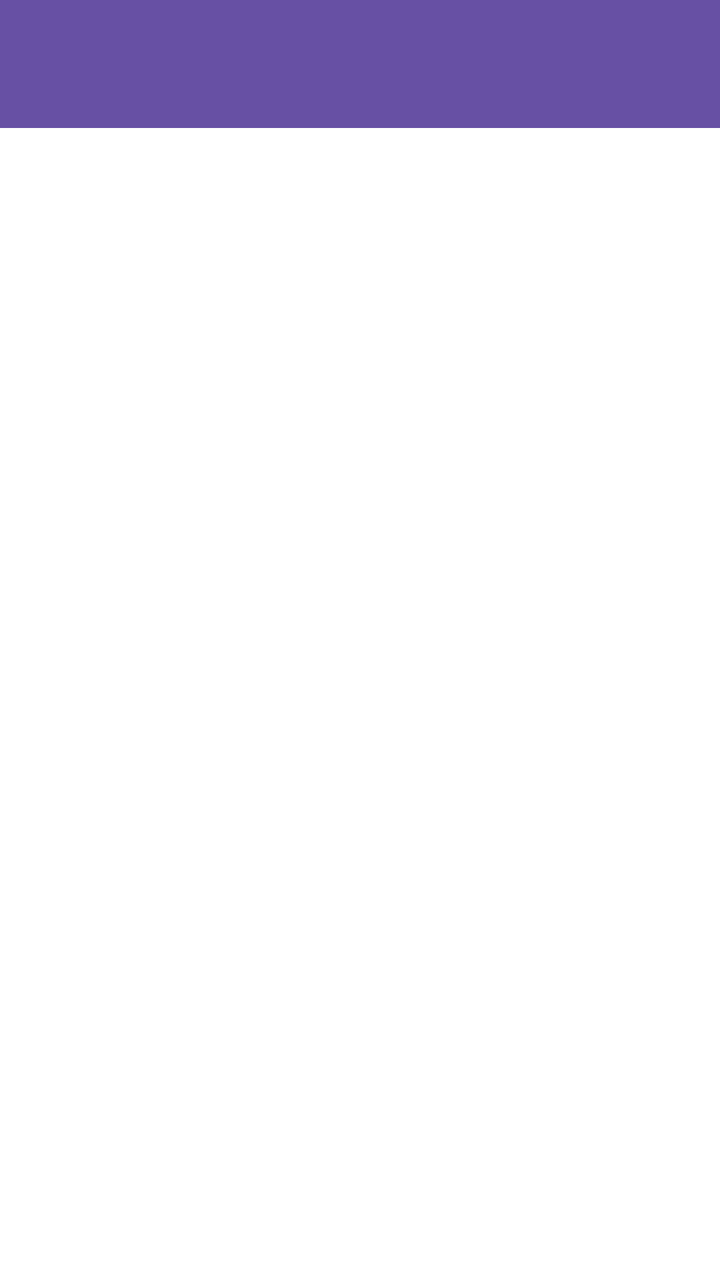
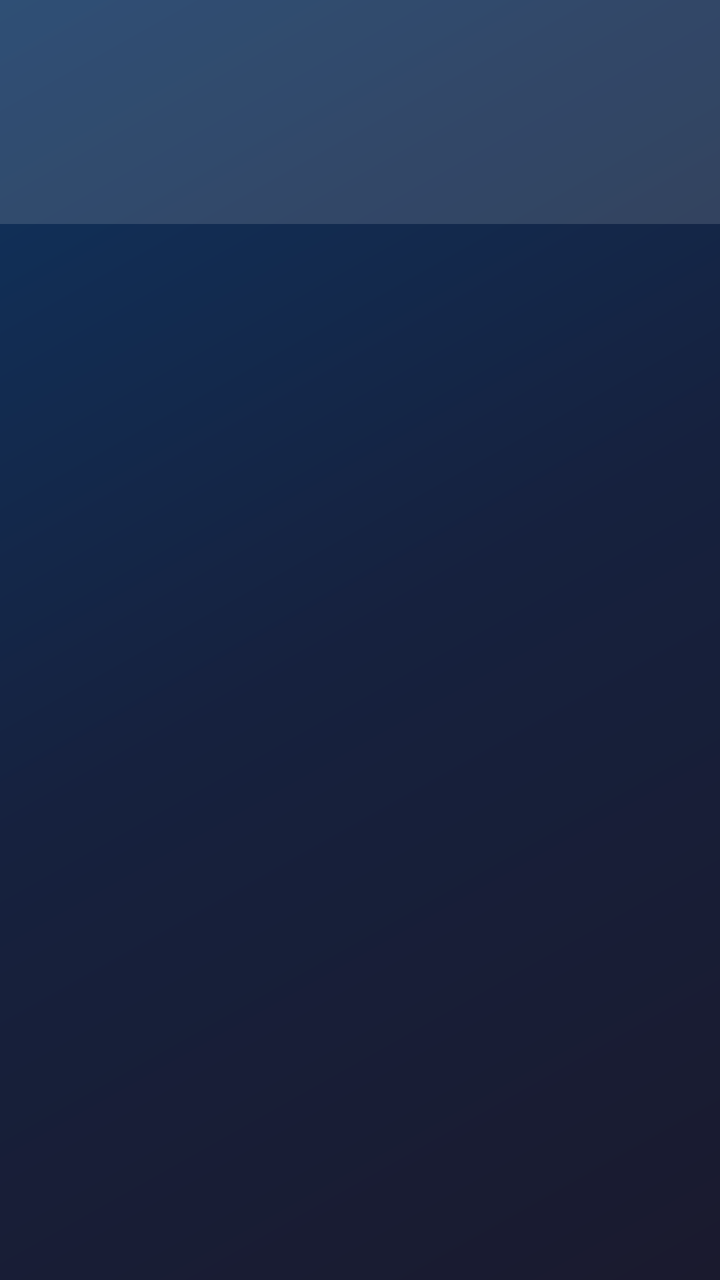

Before-and-after screenshots of an Android layout around one commit, followed by the original layout XML and the change that was made.
<!-- AndroidManifest.xml: application theme Theme.SportConnect -->
<!-- res/layout/activity_admin_main.xml -->
<?xml version="1.0" encoding="utf-8"?>
<LinearLayout xmlns:android="http://schemas.android.com/apk/res/android"
    android:layout_width="match_parent"
    android:layout_height="match_parent"
    android:orientation="vertical"
    android:background="@color/white">

    <androidx.appcompat.widget.Toolbar
        android:id="@+id/toolbar"
        android:layout_width="match_parent"
        android:layout_height="?attr/actionBarSize"
        android:background="?attr/colorPrimary"
        android:title="Panel de administración" />

    <com.google.android.material.tabs.TabLayout
        android:id="@+id/tabLayout"
        android:layout_width="match_parent"
        android:layout_height="wrap_content"
        android:background="@color/white" />

    <androidx.recyclerview.widget.RecyclerView
        android:id="@+id/recyclerAdmin"
        android:layout_width="match_parent"
        android:layout_height="0dp"
        android:layout_weight="1"
        android:padding="8dp"
        android:clipToPadding="false" />

    <TextView
        android:id="@+id/tvSinDatos"
        android:layout_width="match_parent"
        android:layout_height="0dp"
        android:layout_weight="1"
        android:gravity="center"
        android:text="No hay datos disponibles"
        android:textSize="16sp"
        android:textColor="@color/black"
        android:visibility="gone" />

    <ProgressBar
        android:id="@+id/progressBar"
        android:layout_width="wrap_content"
        android:layout_height="wrap_content"
        android:layout_gravity="center"
        android:visibility="gone" />

</LinearLayout>
<!-- resources referenced by this layout -->
<resources>
  <color name="black">#FF000000</color>
  <color name="white">#FFFFFFFF</color>
  <style name="Theme.SportConnect" parent="Base.Theme.SportConnect" />
  <style name="Base.Theme.SportConnect" parent="Theme.Material3.DayNight.NoActionBar">
          
          
      </style>
</resources>

<!-- the commit's change to res/layout/activity_admin_main.xml (unified diff, before → after) -->
@@ -1,22 +1,28 @@
 <?xml version="1.0" encoding="utf-8"?>
 <LinearLayout xmlns:android="http://schemas.android.com/apk/res/android"
+    xmlns:app="http://schemas.android.com/apk/res-auto"
     android:layout_width="match_parent"
     android:layout_height="match_parent"
     android:orientation="vertical"
-    android:background="@color/white">
+    android:background="@drawable/gradient_background">
 
     <androidx.appcompat.widget.Toolbar
         android:id="@+id/toolbar"
         android:layout_width="match_parent"
         android:layout_height="?attr/actionBarSize"
-        android:background="?attr/colorPrimary"
-        android:title="Panel de administración" />
+        android:background="#22FFFFFF"
+        android:title="Panel de administración"
+        app:titleTextColor="#FFFFFF" />
 
     <com.google.android.material.tabs.TabLayout
         android:id="@+id/tabLayout"
         android:layout_width="match_parent"
         android:layout_height="wrap_content"
-        android:background="@color/white" />
+        android:background="#22FFFFFF"
+        app:tabTextColor="#AAFFFFFF"
+        app:tabSelectedTextColor="#FFFFFF"
+        app:tabIndicatorColor="#FF6B35"
+        app:tabIndicatorHeight="3dp" />
 
     <androidx.recyclerview.widget.RecyclerView
         android:id="@+id/recyclerAdmin"
@@ -34,7 +40,7 @@
         android:gravity="center"
         android:text="No hay datos disponibles"
         android:textSize="16sp"
-        android:textColor="@color/black"
+        android:textColor="#AAFFFFFF"
         android:visibility="gone" />
 
     <ProgressBar
@@ -42,6 +48,7 @@
         android:layout_width="wrap_content"
         android:layout_height="wrap_content"
         android:layout_gravity="center"
+        android:indeterminateTint="#FF6B35"
         android:visibility="gone" />
 
 </LinearLayout>
<!-- resource entries referenced after the edit -->
@@ -1,7 +1,18 @@
 <!-- resources referenced by this layout -->
 <resources>
-  <color name="black">#FF000000</color>
-  <color name="white">#FFFFFFFF</color>
+  <!-- drawable gradient_background (drawable) -->
+  <?xml version="1.0" encoding="utf-8"?>
+  <shape xmlns:android="http://schemas.android.com/apk/res/android"
+      android:shape="rectangle">
+  
+      <gradient
+          android:startColor="#1A1A2E"
+          android:centerColor="#16213E"
+          android:endColor="#0F3460"
+          android:angle="135"
+          android:type="linear" />
+  
+  </shape>
   <style name="Theme.SportConnect" parent="Base.Theme.SportConnect" />
   <style name="Base.Theme.SportConnect" parent="Theme.Material3.DayNight.NoActionBar">
           
